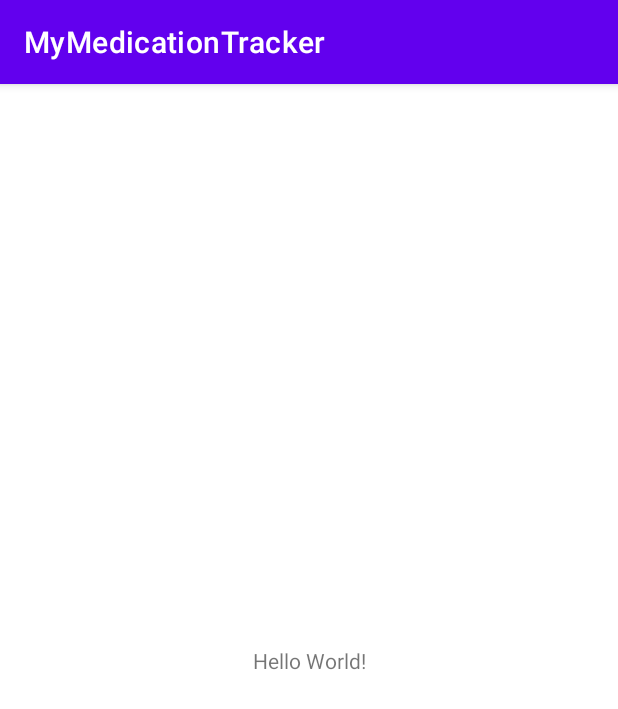
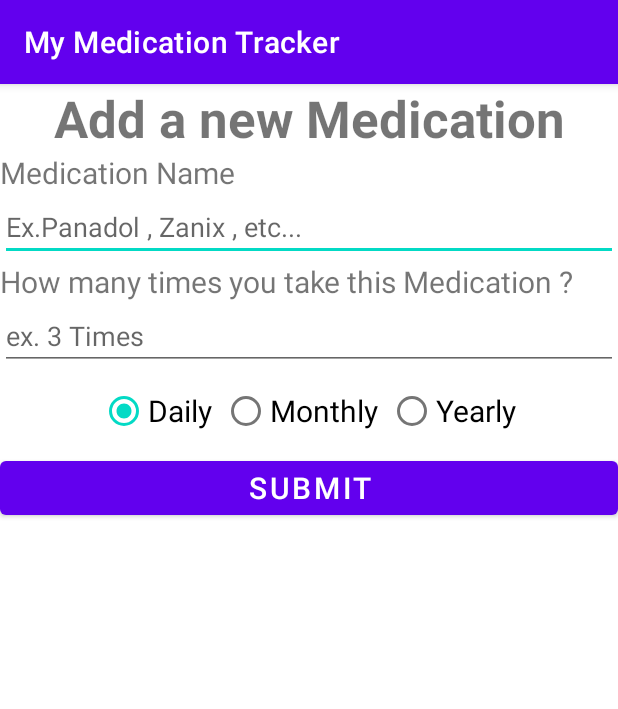
Before and after one commit to o-almasri/My-Medication-Tracker, an Android app: the screen it shows after launch (MainActivity before the commit, Add_entry after it), on a phone screen of 412 x 824 dp. Shown: the top 709 px of the screen. Run offline under Robolectric (Android 15) with nearby library versions, the phone set to English and light mode, and no system bars.

Commit message:
Basic form is completed

```diff
--- a/MyMedicationTracker/app/build.gradle
+++ b/MyMedicationTracker/app/build.gradle
@@ -5,7 +5,7 @@ plugins {
 
 android {
     namespace 'com.example.mymedicationtracker'
-    compileSdk 32
+    compileSdk 33
 
     defaultConfig {
         applicationId "com.example.mymedicationtracker"
--- a/MyMedicationTracker/app/src/main/AndroidManifest.xml
+++ b/MyMedicationTracker/app/src/main/AndroidManifest.xml
@@ -13,13 +13,21 @@
         android:theme="@style/Theme.MyMedicationTracker"
         tools:targetApi="31">
         <activity
-            android:name=".MainActivity"
-            android:exported="true">
+            android:name=".Add_entry"
+            android:exported="true"
+            >
+            <meta-data
+                android:name="android.app.lib_name"
+                android:value="" />
             <intent-filter>
                 <action android:name="android.intent.action.MAIN" />
-
                 <category android:name="android.intent.category.LAUNCHER" />
             </intent-filter>
+        </activity>
+        <activity
+            android:name=".MainActivity"
+            android:exported="false">
+
 
             <meta-data
                 android:name="android.app.lib_name"
--- /dev/null
+++ b/MyMedicationTracker/app/src/main/java/com/example/mymedicationtracker/Add_entry.kt
@@ -0,0 +1,52 @@
+package com.example.mymedicationtracker
+
+import android.os.Bundle
+import android.view.View
+import android.widget.*
+import androidx.appcompat.app.AppCompatActivity
+
+class Add_entry : AppCompatActivity()  ,View.OnClickListener {
+
+    lateinit var MedName: EditText;
+    lateinit var Medtimes:EditText;
+    lateinit var RG:RadioGroup;
+    lateinit var Radiobtn:RadioButton;
+    lateinit var submit: Button;
+
+    override fun onCreate(savedInstanceState: Bundle?) {
+        super.onCreate(savedInstanceState)
+        setContentView(R.layout.activity_add_entry)
+
+
+        MedName  = findViewById(R.id.medicationNameID)
+        Medtimes  = findViewById(R.id.medicationtimesID)
+        submit  = findViewById(R.id.submitbtn)
+        RG = findViewById(R.id.RG1)
+        //adding onclick listener
+        submit.setOnClickListener(this);
+
+
+
+
+
+    }//onclick
+
+
+    override fun onClick(p0: View?) {
+        when (p0)
+        {
+
+
+
+
+
+            submit->{
+                Radiobtn = findViewById(RG.getCheckedRadioButtonId())
+                Toast.makeText(applicationContext,"saved", Toast.LENGTH_SHORT).show()
+            }
+        }
+    }
+
+
+
+}//main
--- /dev/null
+++ b/MyMedicationTracker/app/src/main/res/layout/activity_add_entry.xml
@@ -0,0 +1,101 @@
+<?xml version="1.0" encoding="utf-8"?>
+<androidx.constraintlayout.widget.ConstraintLayout xmlns:android="http://schemas.android.com/apk/res/android"
+    xmlns:app="http://schemas.android.com/apk/res-auto"
+    xmlns:tools="http://schemas.android.com/tools"
+    android:layout_width="match_parent"
+    android:layout_height="match_parent"
+    tools:context=".Add_entry">
+
+    <LinearLayout
+        android:layout_width="0dp"
+        android:layout_height="0dp"
+        android:orientation="vertical"
+        app:layout_constraintBottom_toBottomOf="parent"
+        app:layout_constraintEnd_toEndOf="parent"
+        app:layout_constraintStart_toStartOf="parent"
+        app:layout_constraintTop_toTopOf="parent">
+
+        <TextView
+            android:id="@+id/textView"
+            android:layout_width="match_parent"
+            android:layout_height="wrap_content"
+            android:text="@string/AddEntry"
+            android:textAlignment="center"
+            android:textSize="34sp"
+            android:textStyle="bold" />
+
+        <TextView
+            android:id="@+id/textView3"
+            android:layout_width="match_parent"
+            android:layout_height="wrap_content"
+            android:text="@string/QmedicationName"
+            android:textSize="20sp" />
+
+        <EditText
+            android:id="@+id/medicationNameID"
+            android:layout_width="match_parent"
+            android:layout_height="wrap_content"
+            android:ems="10"
+            android:hint="@string/medicationExample"
+            android:inputType="textPersonName"
+            android:textSize="18sp" />
+
+        <TextView
+            android:id="@+id/textView4"
+            android:layout_width="match_parent"
+            android:layout_height="wrap_content"
+            android:text="@string/Qtimes"
+            android:textSize="20sp" />
+
+        <EditText
+            android:id="@+id/medicationtimesID"
+            android:layout_width="match_parent"
+            android:layout_height="wrap_content"
+            android:ems="10"
+            android:hint="@string/Qtimes2"
+            android:inputType="number"
+            android:textSize="18sp" />
+
+        <RadioGroup
+            android:id="@+id/RG1"
+            android:layout_width="match_parent"
+            android:layout_height="wrap_content"
+            android:gravity="center"
+            android:orientation="horizontal">
+
+            <RadioButton
+                android:id="@+id/rday"
+                android:layout_width="wrap_content"
+                android:layout_height="wrap_content"
+                android:layout_margin="5px"
+                android:checked="true"
+                android:text="@string/day"
+                android:textSize="20sp" />
+
+            <RadioButton
+                android:id="@+id/rmonth"
+                android:layout_width="wrap_content"
+                android:layout_height="wrap_content"
+                android:layout_margin="5px"
+                android:text="@string/month"
+                android:textSize="20sp" />
+
+            <RadioButton
+                android:id="@+id/ryear"
+                android:layout_width="wrap_content"
+                android:layout_height="wrap_content"
+                android:layout_margin="5px"
+                android:text="@string/year"
+                android:textSize="20sp" />
+
+        </RadioGroup>
+
+        <Button
+            android:id="@+id/submitbtn"
+            android:layout_width="match_parent"
+            android:layout_height="wrap_content"
+            android:text="@string/submit"
+            android:textSize="20sp" />
+
+    </LinearLayout>
+</androidx.constraintlayout.widget.ConstraintLayout>
--- a/MyMedicationTracker/app/src/main/res/values/strings.xml
+++ b/MyMedicationTracker/app/src/main/res/values/strings.xml
@@ -1,3 +1,15 @@
 <resources>
-    <string name="app_name">MyMedicationTracker</string>
+    <string name="app_name">My Medication Tracker</string>
+    <string name="AddEntry">Add a new Medication</string>
+    <string name="QmedicationName">Medication Name</string>
+    <string name="Qtimes">How many times you take this Medication ?</string>
+    <string name="Qtimes2">ex. 3 Times </string>
+    <string name="day">Daily</string>
+    <string name="month">Monthly</string>
+    <string name="year">Yearly</string>
+    <string name="startDay">Starting On: </string>
+    <string name="submit">Submit</string>
+    <string name="medicationExample">Ex.Panadol , Zanix , etc...</string>
+
+
 </resources>
```
